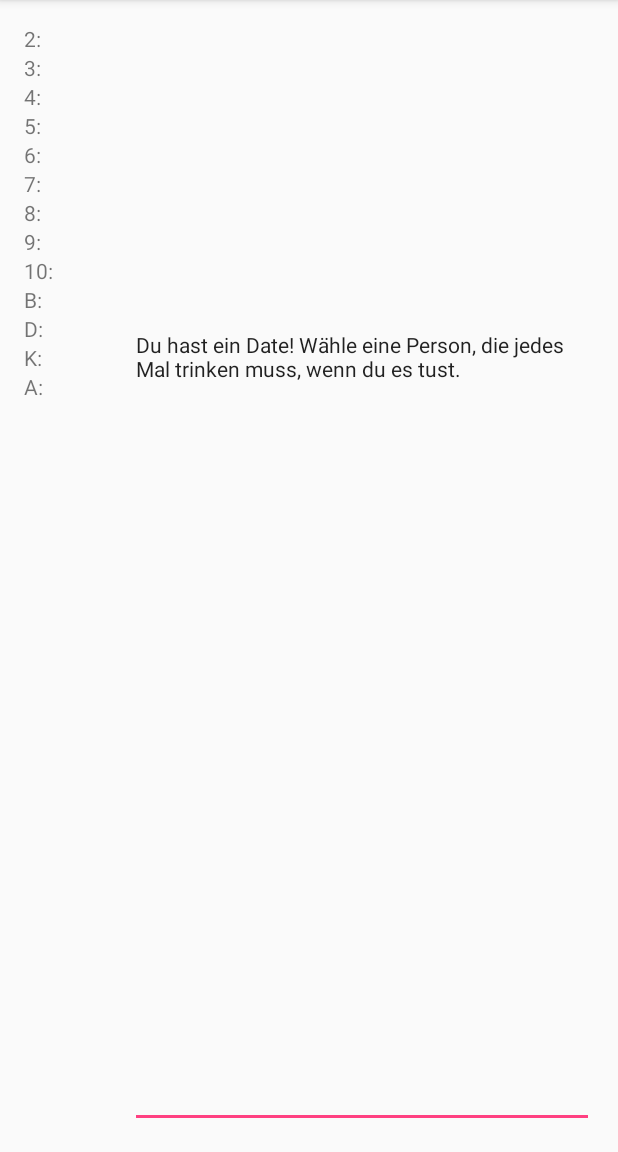
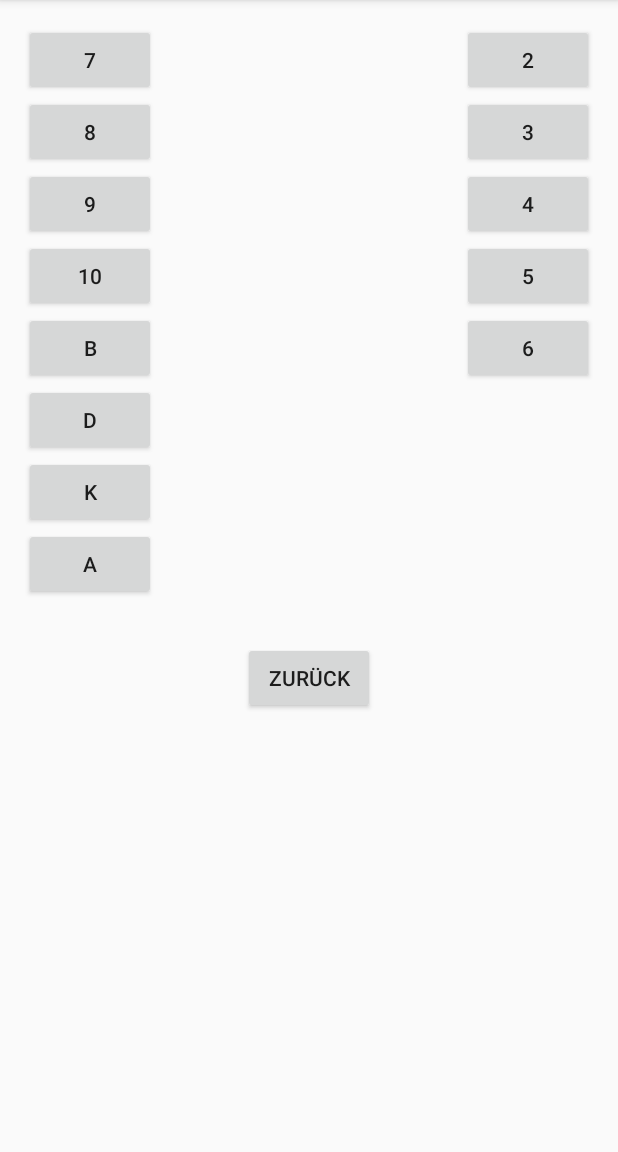
Before and after one commit to edurai/android-ringOfFire, an Android app: the RulesActivity screen opened directly, with no data from a screen before it, on a phone screen of 412 x 824 dp, the part 84-1236 px from its top. Run offline under Robolectric (Android 15) with nearby library versions, the phone set to English and light mode, and no system bars.

Commit message:
Defining own rules is now possible

```diff
--- a/app/src/main/java/edray/ringoffire/GameOverActivity.java
+++ b/app/src/main/java/edray/ringoffire/GameOverActivity.java
@@ -13,11 +13,13 @@ public class GameOverActivity extends AppCompatActivity {
         setContentView(R.layout.activity_game_over);
     }
 
+    // After the game is over switch to the main menu
     public void switchMenu (View v){
         Intent intent = new Intent(this, MainActivity.class);
         startActivity(intent);
     }
 
+    // After the game is over switch to the options menu to restart the game
     public void start (View v){
         Intent intent = new Intent(this, OptionsActivity.class);
         startActivity(intent);
--- a/app/src/main/java/edray/ringoffire/MainActivity.java
+++ b/app/src/main/java/edray/ringoffire/MainActivity.java
@@ -16,16 +16,19 @@ public class MainActivity extends AppCompatActivity {
         setContentView(R.layout.activity_main);
     }
 
+    // Function to start the game, switches to options menu
     public void start(View v) {
         Intent intent = new Intent(this, OptionsActivity.class);
         startActivity(intent);
     }
 
+    // Function to change the rules, switches to rules menu
     public void changeRules (View v){
         Intent intent = new Intent(this, RulesActivity.class);
         startActivity(intent);
     }
 
+    // Function to view the current rules, switches to view rules menu
     public void viewRules (View v){
         Intent intent = new Intent(this, ViewRulesActivity.class);
         startActivity(intent);
--- a/app/src/main/res/layout/activity_rules.xml
+++ b/app/src/main/res/layout/activity_rules.xml
@@ -9,119 +9,134 @@
     android:paddingTop="@dimen/activity_vertical_margin"
     tools:context="edray.ringoffire.RulesActivity">
 
-    <TextView
+    <Button
+        style="?android:attr/buttonStyleSmall"
         android:layout_width="wrap_content"
         android:layout_height="wrap_content"
-        android:text="2: "
-        android:id="@+id/textView5"
+        android:text="7"
+        android:id="@+id/card7"
+        android:onClick="setRule"
         android:layout_alignParentTop="true"
+        android:layout_alignParentStart="true"
+        android:layout_alignEnd="@+id/card8" />
+
+    <Button
+        android:layout_width="wrap_content"
+        android:layout_height="wrap_content"
+        android:text="8"
+        android:id="@+id/card8"
+        android:onClick="setRule"
+        android:layout_below="@+id/card7"
         android:layout_alignParentStart="true" />
 
-    <TextView
+    <Button
         android:layout_width="wrap_content"
         android:layout_height="wrap_content"
-        android:text="3: "
-        android:id="@+id/textView6"
-        android:layout_below="@+id/textView5"
+        android:text="9"
+        android:id="@+id/card9"
+        android:onClick="setRule"
+        android:layout_below="@+id/card8"
         android:layout_alignParentStart="true" />
 
-    <TextView
+    <Button
         android:layout_width="wrap_content"
         android:layout_height="wrap_content"
-        android:text="4: "
-        android:id="@+id/textView7"
-        android:layout_below="@+id/textView6"
+        android:text="10"
+        android:id="@+id/card10"
+        android:onClick="setRule"
+        android:layout_below="@+id/card9"
         android:layout_alignParentStart="true" />
 
-    <TextView
+    <Button
         android:layout_width="wrap_content"
         android:layout_height="wrap_content"
-        android:text="5: "
-        android:id="@+id/textView8"
-        android:layout_below="@+id/textView7"
+        android:text="B"
+        android:id="@+id/cardJ"
+        android:onClick="setRule"
+        android:layout_below="@+id/card10"
         android:layout_alignParentStart="true" />
 
-    <TextView
+    <Button
         android:layout_width="wrap_content"
         android:layout_height="wrap_content"
-        android:text="6: "
-        android:id="@+id/textView9"
-        android:layout_below="@+id/textView8"
+        android:text="2"
+        android:id="@+id/card2"
+        android:onClick="setRule"
+        android:layout_alignParentTop="true"
+        android:layout_alignParentEnd="true" />
+
+    <Button
+        android:layout_width="wrap_content"
+        android:layout_height="wrap_content"
+        android:text="3"
+        android:id="@+id/card3"
+        android:onClick="setRule"
+        android:layout_below="@+id/card2"
+        android:layout_alignParentEnd="true" />
+
+    <Button
+        android:layout_width="wrap_content"
+        android:layout_height="wrap_content"
+        android:text="4"
+        android:id="@+id/card4"
+        android:onClick="setRule"
+        android:layout_below="@+id/card3"
+        android:layout_alignParentEnd="true" />
+
+    <Button
+        style="?android:attr/buttonStyleSmall"
+        android:layout_width="wrap_content"
+        android:layout_height="wrap_content"
+        android:text="5"
+        android:id="@+id/card5"
+        android:onClick="setRule"
+        android:layout_below="@+id/card4"
+        android:layout_alignStart="@+id/card4"
+        android:layout_alignEnd="@+id/card4" />
+
+    <Button
+        android:layout_width="wrap_content"
+        android:layout_height="wrap_content"
+        android:text="6"
+        android:id="@+id/card6"
+        android:onClick="setRule"
+        android:layout_below="@+id/card5"
+        android:layout_alignStart="@+id/card5" />
+
+    <Button
+        android:layout_width="wrap_content"
+        android:layout_height="wrap_content"
+        android:text="D"
+        android:id="@+id/cardQ"
+        android:onClick="setRule"
+        android:layout_below="@+id/cardJ"
         android:layout_alignParentStart="true" />
 
-    <TextView
+    <Button
         android:layout_width="wrap_content"
         android:layout_height="wrap_content"
-        android:text="7: "
-        android:id="@+id/textView10"
-        android:layout_below="@+id/textView9"
+        android:text="K"
+        android:id="@+id/cardK"
+        android:onClick="setRule"
+        android:layout_below="@+id/cardQ"
         android:layout_alignParentStart="true" />
 
-    <TextView
+    <Button
         android:layout_width="wrap_content"
         android:layout_height="wrap_content"
-        android:text="8: "
-        android:id="@+id/textView11"
-        android:layout_below="@+id/textView10"
+        android:text="A"
+        android:id="@+id/cardA"
+        android:onClick="setRule"
+        android:layout_below="@+id/cardK"
         android:layout_alignParentStart="true" />
 
-    <TextView
+    <Button
         android:layout_width="wrap_content"
         android:layout_height="wrap_content"
-        android:text="9: "
-        android:id="@+id/textView12"
-        android:layout_below="@+id/textView11"
-        android:layout_alignParentStart="true" />
-
-    <TextView
-        android:layout_width="wrap_content"
-        android:layout_height="wrap_content"
-        android:text="10: "
-        android:id="@+id/textView13"
-        android:layout_below="@+id/textView12"
-        android:layout_alignParentStart="true" />
-
-    <TextView
-        android:layout_width="wrap_content"
-        android:layout_height="wrap_content"
-        android:text="B: "
-        android:id="@+id/textView14"
-        android:layout_below="@+id/textView13"
-        android:layout_alignParentStart="true" />
-
-    <TextView
-        android:layout_width="wrap_content"
-        android:layout_height="wrap_content"
-        android:text="D: "
-        android:id="@+id/textView15"
-        android:layout_below="@+id/textView14"
-        android:layout_alignParentStart="true" />
-
-    <TextView
-        android:layout_width="wrap_content"
-        android:layout_height="wrap_content"
-        android:text="K: "
-        android:id="@+id/textView16"
-        android:layout_below="@+id/textView15"
-        android:layout_alignParentStart="true" />
-
-    <TextView
-        android:layout_width="wrap_content"
-        android:layout_height="wrap_content"
-        android:text="A: "
-        android:id="@+id/textView17"
-        android:layout_below="@+id/textView16"
-        android:layout_alignParentStart="true" />
-
-    <EditText
-        android:layout_width="wrap_content"
-        android:layout_height="fill_parent"
-        android:textAppearance="?android:attr/textAppearanceSmall"
-        android:text="Du hast ein Date! Wähle eine Person, die jedes Mal trinken muss, wenn du es tust."
-        android:id="@+id/textView18"
-        android:layout_alignBaseline="@+id/textView8"
-        android:layout_alignBottom="@+id/textView8"
-        android:layout_toEndOf="@+id/textView13"
-        android:layout_marginStart="48dp" />
-
+        android:text="Zurück"
+        android:id="@+id/backToMenuButton"
+        android:layout_below="@+id/cardA"
+        android:onClick="back"
+        android:layout_centerHorizontal="true"
+        android:layout_marginTop="28dp" />
 </RelativeLayout>
```
Also changed, not shown: app/src/main/AndroidManifest.xml (+5 -4 lines), app/src/main/java/edray/ringoffire/GameActivity.java (+9 -2 lines), app/src/main/java/edray/ringoffire/GameActivity2.java (deleted, +0 -91 lines), app/src/main/java/edray/ringoffire/OptionsActivity.java (+10 -18 lines), app/src/main/java/edray/ringoffire/RulesActivity.java (+59 -0 lines), app/src/main/java/edray/ringoffire/SetRuleActivity.java (added, +51 -0 lines), app/src/main/res/layout/activity_game2.xml (deleted, +0 -74 lines), app/src/main/res/layout/activity_options.xml (+4 -4 lines), app/src/main/res/layout/activity_set_rule.xml (added, +37 -0 lines).
